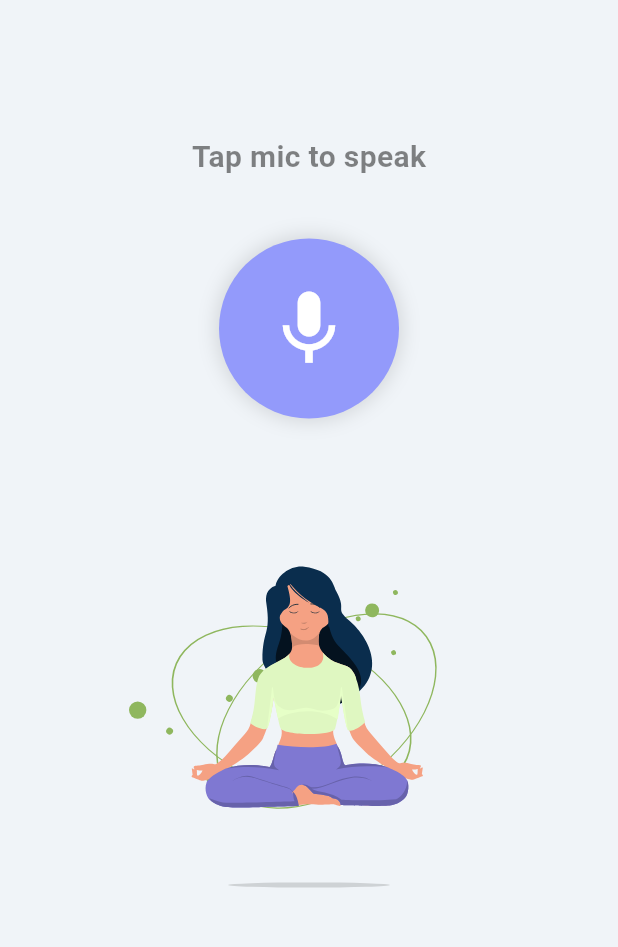
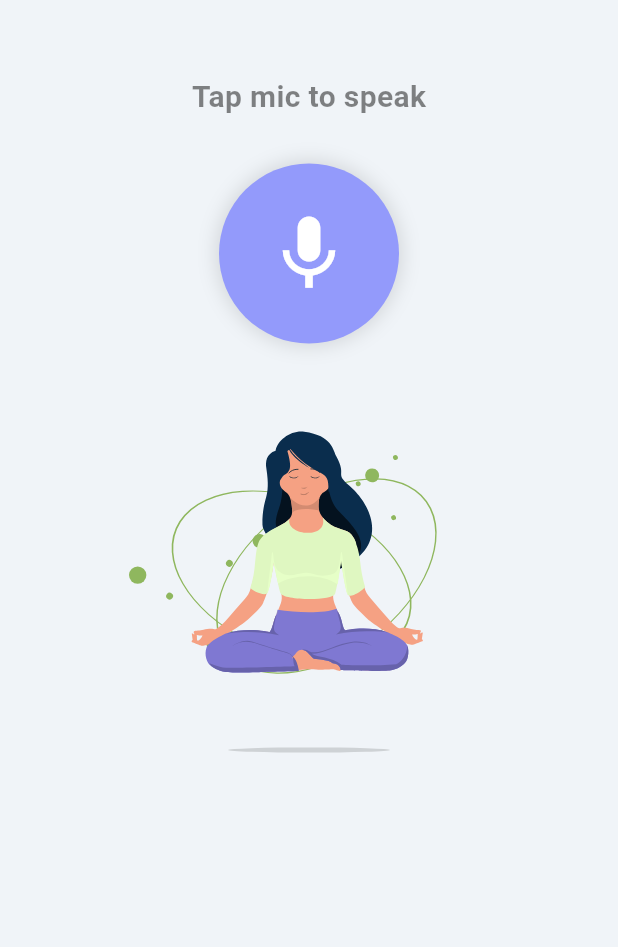
Before and after one commit to naduniAnjana/meditation_app, a Flutter app: the MeditatePage screen opened directly, on a phone screen of 412 x 824 dp, the part 270-1217 px from its top. Run offline on Flutter 3.47's test engine with Material 3 defaults, Android fonts, the phone set to English and light mode, and no system bars; our stand-ins replace cloud_firestore, firebase_auth, firebase_core, flutter_tts, get, google_sign_in and 5 more; missing offline and left inert: record; accounts and stored records are empty.

Commit message:
Fix overflow issue

```diff
--- a/silentmoon/lib/pages/meditate_page.dart
+++ b/silentmoon/lib/pages/meditate_page.dart
@@ -136,13 +136,13 @@ class _MeditatePageState extends State<MeditatePage> {
                 style: TextStyle(color: ThemeConfigs.color25),
               ),
             ),
-            const SizedBox(height: 90),
+            const SizedBox(height: 50),
             // Status Text
             Text(
               _status,
               style: const TextStyle(fontSize: 20, fontWeight: FontWeight.bold, color: ThemeConfigs.color20),
             ),
-            const SizedBox(height: 40),
+            const SizedBox(height: 30),
 
             // Animated Mic/Stop Button
             GestureDetector(
@@ -171,7 +171,7 @@ class _MeditatePageState extends State<MeditatePage> {
                 ),
               ),
 
-            const SizedBox(height: 50),
+            const SizedBox(height: 10),
 
             // Lottie animation below mic
             Lottie.asset(
```
